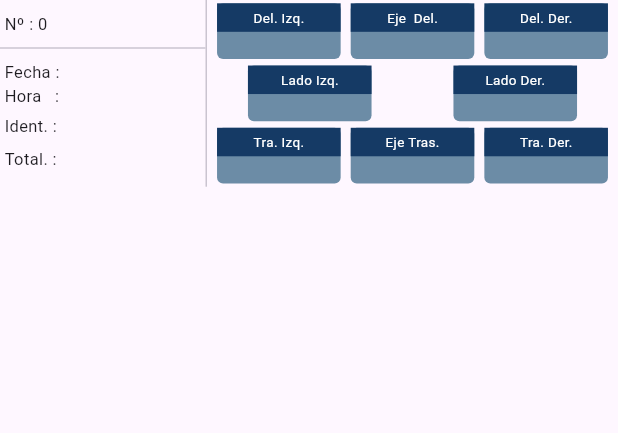
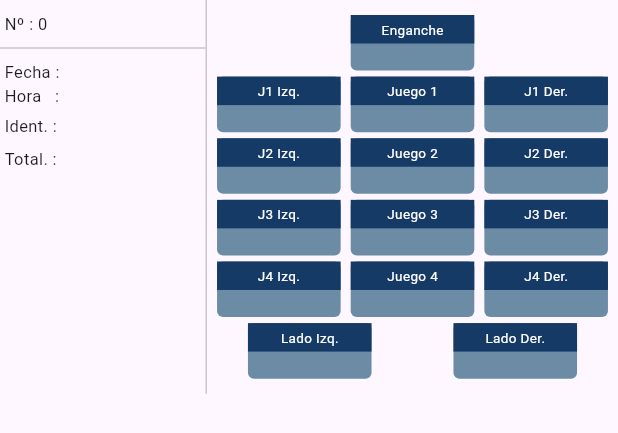
Before and after one commit to Tirano61/9-platos-cestari-apk, a Flutter app: the ItemsPesadas widget shown alone on an empty page, opened directly with empty values, on a phone screen of 412 x 824 dp. Shown: the top 433 px of the screen. Run offline on Flutter 3.47's test engine with Material 3 defaults, Android fonts, the phone set to English and light mode, and no system bars; our stand-ins replace flutter_native_splash, get, permission_handler, share_plus, sqflite; missing offline and left inert: excel, udp; accounts and stored records are empty; statements that could not run were skipped.

Commit message:
Historial y exportacion de 9 platos: tarjeta con enganche, juegos y lados, hoja 9_platos y sin Pesaje legacy

```diff
--- a/lib/BaseDeDatos/interfaces/pesadas/pesadas_interfaces.dart
+++ b/lib/BaseDeDatos/interfaces/pesadas/pesadas_interfaces.dart
@@ -1,7 +1,6 @@
 
 
 
-import 'package:nueve_platos_cestari/models/pesaje_model.dart';
 import 'package:nueve_platos_cestari/models/pesadas/pesada_9platos_model.dart';
 import 'package:nueve_platos_cestari/models/pesadas/pesada_base_model.dart';
 import 'package:nueve_platos_cestari/models/pesadas/pesada_payload_model.dart';
@@ -12,7 +11,6 @@ abstract class PesadasInterface{
     required PesadaBase base,
     required Pesada9PlatosDetalle detalle,
   });
-  Future<List<Pesaje>> getPesadas();
   Future<List<Pesada9PlatosPayload>> getPesadas9Platos();
   Future<List<Map<String, dynamic>>> getPesadasExportacion();
   Future<int> deletePesadas();
--- a/lib/Pages/pesadas/widgets/items_pesadas.dart
+++ b/lib/Pages/pesadas/widgets/items_pesadas.dart
@@ -1,15 +1,15 @@
 
-import 'package:nueve_platos_cestari/models/pesaje_model.dart';
+import 'package:nueve_platos_cestari/models/pesadas/pesada_payload_model.dart';
 import 'package:nueve_platos_cestari/Pages/pesadas/widgets/plato_pesada.dart';
 import 'package:nueve_platos_cestari/config/SizeScreen.dart';
 import 'package:nueve_platos_cestari/config/theme.dart';
 import 'package:flutter/material.dart';
 
 class ItemsPesadas extends StatelessWidget {
-  final Pesaje pesaje ;
+  final Pesada9PlatosPayload pesada;
   const ItemsPesadas({
     super.key,
-    required this.pesaje,
+    required this.pesada,
   });
 
   @override
@@ -33,7 +33,7 @@ class ItemsPesadas extends StatelessWidget {
                     child: Row(
                       children: [
                         Text('Nº : ', style: ThemeApp.fontStandard),
-                        Text(pesaje.id.toString(), style: ThemeApp.fontStandard),
+                        Text(pesada.base.id.toString(), style: ThemeApp.fontStandard),
                       ],
                     ),
                   ),
@@ -43,21 +43,21 @@ class ItemsPesadas extends StatelessWidget {
                     child: Column(
                       crossAxisAlignment: CrossAxisAlignment.start,
                       children: [
-                        Text('Fecha : ${pesaje.fecha}', style: ThemeApp.fontStandard),
-                        Text('Hora   : ${pesaje.hora}' , style: ThemeApp.fontStandard),
+                        Text('Fecha : ${pesada.base.fecha}', style: ThemeApp.fontStandard),
+                        Text('Hora   : ${pesada.base.hora}' , style: ThemeApp.fontStandard),
 
                         SizedBox(height: SizeScreen.sc().screenWidth * 0.003),
                         Row(
                           children: [
                             Text('Ident. : ', style: ThemeApp.fontStandard),
-                            _valorAjustado(pesaje.identificacion),
+                            _valorAjustado(pesada.base.identificacion),
                           ],
                         ),
                         SizedBox(height: SizeScreen.sc().screenWidth * 0.003),
                         Row(
                           children: [
                             Text('Total. : ', style: ThemeApp.fontStandard),
-                            _valorAjustado(pesaje.total),
+                            _valorAjustado(pesada.base.total),
                           ],
                         )
                       ],
@@ -69,11 +69,11 @@ class ItemsPesadas extends StatelessWidget {
           ),
           const VerticalDivider(width: 1,),
           ///
-          /// Columna del tractor
+          /// Columna de la tolva: enganche, juegos y lados
           ///
           Expanded(
             flex: 2,
-            child: _buildCuatroPlatos(),
+            child: _buildNuevePlatos(),
           )
         ],
       ),
@@ -95,73 +95,47 @@ class ItemsPesadas extends StatelessWidget {
     );
   }
 
-  Widget _buildCuatroPlatos() {
-    return Column(
-      mainAxisSize: MainAxisSize.max,
-      mainAxisAlignment: MainAxisAlignment.spaceAround,
-      children: [
-        Expanded(
-          child: Row(
-            mainAxisAlignment: MainAxisAlignment.spaceEvenly,
-            children: [
-              PlatoPesadas(
-                title: 'Del. Izq.',
-                peso: pesaje.delIzq,
-                porcentaje: pesaje.porDelIzq,
-              ),
-              PlatoPesadas(
-                title: 'Eje  Del.',
-                peso: pesaje.ejeDel,
-                porcentaje: pesaje.porEjeDel,
-              ),
-              PlatoPesadas(
-                title: 'Del. Der.',
-                peso: pesaje.delDer,
-                porcentaje: pesaje.porDelDer,
-              ),
-            ],
-          ),
-        ),
-        Expanded(
-          child: Row(
-            mainAxisAlignment: MainAxisAlignment.spaceAround,
-            children: [
-              PlatoPesadas(
-                title: 'Lado Izq.',
-                peso: pesaje.ladoIzq,
-                porcentaje: pesaje.porLadoIzq,
-              ),
-              PlatoPesadas(
-                title: 'Lado Der.',
-                peso: pesaje.ladoDer,
-                porcentaje: pesaje.porLadoDer,
-              ),
-            ],
-          ),
-        ),
-        Expanded(
-          child: Row(
-            mainAxisAlignment: MainAxisAlignment.spaceEvenly,
-            children: [
-              PlatoPesadas(
-                title: 'Tra. Izq.',
-                peso: pesaje.trasIzq,
-                porcentaje: pesaje.porTrasIzq,
-              ),
-              PlatoPesadas(
-                title: 'Eje Tras.',
-                peso: pesaje.ejeTras,
-                porcentaje: pesaje.porEjeTras,
-              ),
-              PlatoPesadas(
-                title: 'Tra. Der.',
-                peso: pesaje.trasDer,
-                porcentaje: pesaje.porTrasDer,
-              ),
-            ],
-          ),
-        ),
-      ],
+  Widget _buildNuevePlatos() {
+    final d = pesada.detalle;
+    return Padding(
+      padding: const EdgeInsets.symmetric(vertical: 8),
+      child: Column(
+        mainAxisAlignment: MainAxisAlignment.spaceAround,
+        children: [
+          _fila([
+            PlatoPesadas(title: 'Enganche', peso: d.enganche, porcentaje: d.porEnganche),
+          ]),
+          _filaJuego('J1', 'Juego 1', d.j1Izq, d.porJ1Izq, d.juego1, d.porJuego1, d.j1Der, d.porJ1Der),
+          _filaJuego('J2', 'Juego 2', d.j2Izq, d.porJ2Izq, d.juego2, d.porJuego2, d.j2Der, d.porJ2Der),
+          _filaJuego('J3', 'Juego 3', d.j3Izq, d.porJ3Izq, d.juego3, d.porJuego3, d.j3Der, d.porJ3Der),
+          _filaJuego('J4', 'Juego 4', d.j4Izq, d.porJ4Izq, d.juego4, d.porJuego4, d.j4Der, d.porJ4Der),
+          _fila([
+            PlatoPesadas(title: 'Lado Izq.', peso: d.ladoIzq, porcentaje: d.porLadoIzq),
+            PlatoPesadas(title: 'Lado Der.', peso: d.ladoDer, porcentaje: d.porLadoDer),
+          ], mainAxisAlignment: MainAxisAlignment.spaceAround),
+        ],
+      ),
+    );
+  }
+
+  /// Fila de un juego: plato izq | subtotal del juego | plato der.
+  Widget _filaJuego(String juego, String label,
+      String izq, String porIzq, String total, String porTotal, String der, String porDer) {
+    return _fila([
+      PlatoPesadas(title: '$juego Izq.', peso: izq, porcentaje: porIzq),
+      PlatoPesadas(title: label, peso: total, porcentaje: porTotal),
+      PlatoPesadas(title: '$juego Der.', peso: der, porcentaje: porDer),
+    ]);
+  }
+
+  Widget _fila(List<Widget> children,
+      {MainAxisAlignment mainAxisAlignment = MainAxisAlignment.spaceEvenly}) {
+    return Padding(
+      padding: const EdgeInsets.symmetric(vertical: 2),
+      child: Row(
+        mainAxisAlignment: mainAxisAlignment,
+        children: children,
+      ),
     );
   }
 }
--- a/lib/Providers/pesadas/interfaces/state_interface.dart
+++ b/lib/Providers/pesadas/interfaces/state_interface.dart
@@ -2,14 +2,14 @@
 
 import 'dart:async';
 
-import 'package:nueve_platos_cestari/models/pesaje_model.dart';
+import 'package:nueve_platos_cestari/models/pesadas/pesada_payload_model.dart';
 
 abstract class StateInterface{
 
 
 
   getPesadas();
-  Stream<List<Pesaje>> get pesadasStream;
+  Stream<List<Pesada9PlatosPayload>> get pesadasStream;
   dispose();
 
 }
--- a/lib/Providers/pesadas/services/service_provider.dart
+++ b/lib/Providers/pesadas/services/service_provider.dart
@@ -3,7 +3,7 @@
 
 import 'dart:async';
 
-import 'package:nueve_platos_cestari/models/pesaje_model.dart';
+import 'package:nueve_platos_cestari/models/pesadas/pesada_payload_model.dart';
 import 'package:nueve_platos_cestari/Providers/pesadas/interfaces/state_interface.dart';
 
 class ServiceProvider {
@@ -18,7 +18,7 @@ class ServiceProvider {
   getPesadas(){
     _stateInterface.getPesadas();
   }
-  Stream<List<Pesaje>> get pesadasStream => _stateInterface.pesadasStream;
+  Stream<List<Pesada9PlatosPayload>> get pesadasStream => _stateInterface.pesadasStream;
   dispose(){
     _stateInterface.dispose();
   }
--- a/lib/models/pesaje_model.dart
+++ /dev/null
@@ -1,156 +0,0 @@
-import 'dart:convert';
-
-class Pesaje {
-    final int? id;
-    String identificacion;
-    final String fecha;
-    final String hora;
-    final String delDer;
-    final String porDelDer;
-    final String delIzq;
-    final String porDelIzq;
-    final String trasDer;
-    final String porTrasDer;
-    final String trasIzq;
-    final String porTrasIzq;
-    final String ejeDel;
-    final String porEjeDel;
-    final String ejeTras;
-    final String porEjeTras;
-    final String ladoDer;
-    final String porLadoDer;
-    final String ladoIzq;
-    final String porLadoIzq;
-    final String total;
-    final String tipoPesada;
-
-    Pesaje({
-        this.id,
-        required this.fecha,
-        required this.hora,
-        required this.identificacion,
-        required this.delDer,
-        required this.porDelDer,
-        required this.delIzq,
-        required this.porDelIzq,
-        required this.trasDer,
-        required this.porTrasDer,
-        required this.trasIzq,
-        required this.porTrasIzq,
-        required this.ejeDel,
-        required this.porEjeDel,
-        required this.ejeTras,
-        required this.porEjeTras,
-        required this.ladoDer,
-        required this.porLadoDer,
-        required this.ladoIzq,
-        required this.porLadoIzq,
-        required this.total,
-        this.tipoPesada = '',
-    });
-
-    factory Pesaje.fromRawJson(String str) => Pesaje.fromJson(json.decode(str));
-
-    String toRawJson() => json.encode(toJson());
-
-    factory Pesaje.fromJson(Map<String, dynamic> json) => Pesaje(
-        id            : json["id"],
-        fecha         : json["fecha"],
-        hora          : json["hora"],
-        identificacion: json["identificacion"],
-        delDer        : json["delDer"],
-        porDelDer     : json["porDelDer"],
-        delIzq        : json["delIzq"],
-        porDelIzq     : json["porDelIzq"],
-        trasDer       : json["trasDer"],
-        porTrasDer    : json["porTrasDer"],
-        trasIzq       : json["trasIzq"],
-        porTrasIzq    : json["porTrasIzq"],
-        ejeDel        : json["ejeDel"],
-        porEjeDel     : json["porEjeDel"],
-        ejeTras       : json["ejeTras"],
-        porEjeTras    : json["porEjeTras"],
-        ladoDer       : json["ladoDer"],
-        porLadoDer    : json["porLadoDer"],
-        ladoIzq       : json["ladoIzq"],
-        porLadoIzq    : json["porLadoIzq"],
-        total         : json["total"],
-        tipoPesada    : (json["tipoPesada"] ?? '').toString(),
-    );
-
-    Map<String, dynamic> toJson() => {
-        //"id"          : id,
-        "fecha"         : fecha,
-        "hora"          : hora,
-        "identificacion": identificacion,
-        "delDer"        : delDer,
-        "porDelDer"     : porDelDer,
-        "delIzq"        : delIzq,
-        "porDelIzq"     : porDelIzq,
-        "trasDer"       : trasDer,
-        "porTrasDer"    : porTrasDer,
-        "trasIzq"       : trasIzq,
-        "porTrasIzq"    : porTrasIzq,
-        "ejeDel"        : ejeDel,
-        "porEjeDel"     : porEjeDel,
-        "ejeTras"       : ejeTras,
-        "porEjeTras"    : porEjeTras,
-        "ladoDer"       : ladoDer,
-        "porLadoDer"    : porLadoDer,
-        "ladoIzq"       : ladoIzq,
-        "porLadoIzq"    : porLadoIzq,
-        "total"         : total,
-        "tipoPesada"    : tipoPesada,
-    };
-
-    List<String> listaEncabezado = [
-      "id",
-      "fecha",
-      "hora",
-      "identificacion",
-      "delDer",
-      "porDelDer",
-      "delIzq",
-      "porDelIzq",
-      "trasDer",
-      "porTrasDer",
-      "trasIzq",
-      "porTrasIzq",
-      "ejeDel",
-      "porEjeDel",
-      "ejeTras",
-      "porEjeTras",
-      "ladoDer",
-      "porLadoDer",
-      "ladoIzq",
-      "porLadoIzq",
-      "total"
-    ];
-
-    static listaEncabezados(){
-      List<String> listaEncabezado = [
-        "id",
-        "fecha",
-        "hora",
-        "identificacion",
-        "delDer",
-        "porDelDer",
-        "delIzq",
-        "porDelIzq",
-        "trasDer",
-        "porTrasDer",
-        "trasIzq",
-        "porTrasIzq",
-        "ejeDel",
-        "porEjeDel",
-        "ejeTras",
-        "porEjeTras",
-        "ladoDer",
-        "porLadoDer",
-        "ladoIzq",
-        "porLadoIzq",
-        "total"
-      ];
-      return listaEncabezado;
-    }
-}
```
Also changed, not shown: lib/BaseDeDatos/connections/db_conexion.dart (+2 -48 lines), lib/BaseDeDatos/tables/db_pesadas.dart (deleted, +0 -64 lines), lib/Pages/pesadas/pesadas_page.dart (+4 -4 lines), lib/Providers/pesadas/connections/pesadas_provider.dart (+4 -4 lines), lib/helpers/exportar_xml.dart (+9 -50 lines), lib/models/pesadas/pesada_payload_model.dart (+15 -0 lines), lib/BaseDeDatos/pesadas_export.dart (deleted), 8 other files.
